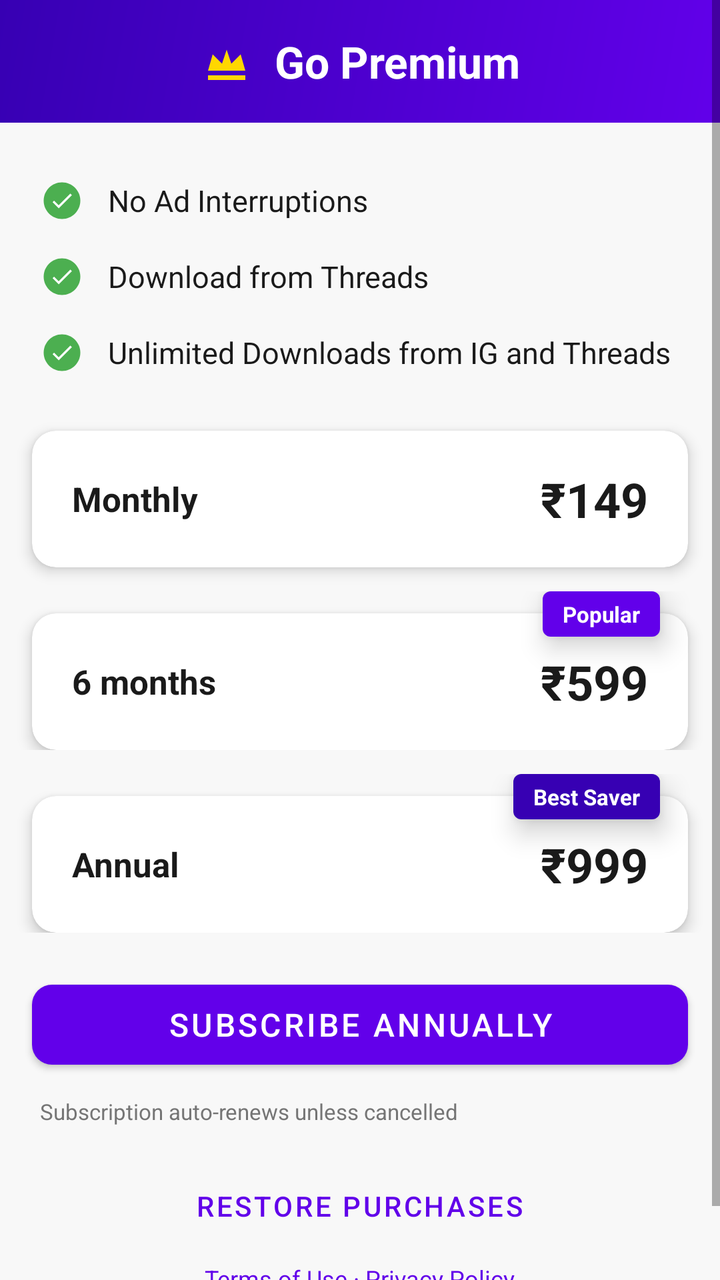
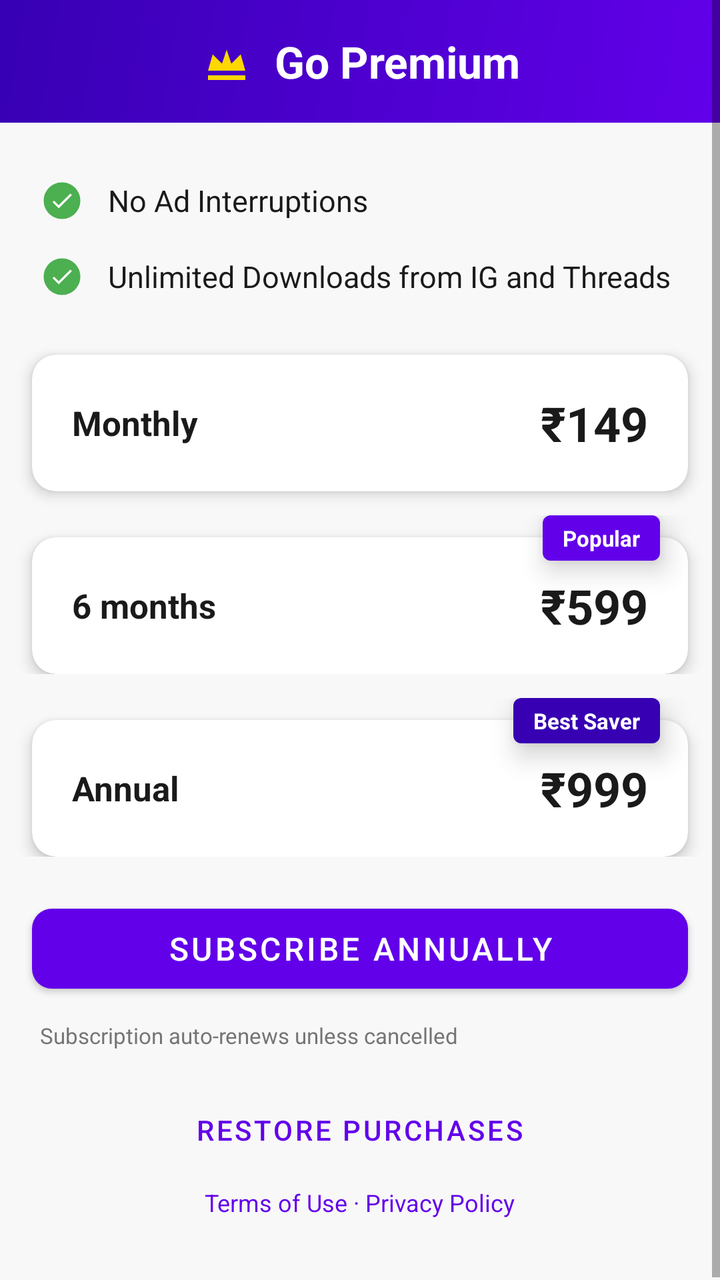

An Android layout rendered at two revisions. The XML below is the earlier revision; the diff shows what the commit changed to produce the second picture.
<!-- AndroidManifest.xml: application theme Theme.InstaGet -->
<!-- res/layout/fragment_premium.xml -->
<?xml version="1.0" encoding="utf-8"?>
<ScrollView xmlns:android="http://schemas.android.com/apk/res/android"
    xmlns:app="http://schemas.android.com/apk/res-auto"
    android:layout_width="match_parent"
    android:layout_height="match_parent"
    android:background="@color/backgroundColor">

    <LinearLayout
        android:layout_width="match_parent"
        android:layout_height="wrap_content"
        android:orientation="vertical">

        
        <LinearLayout
            android:id="@+id/freeHeader"
            android:layout_width="match_parent"
            android:layout_height="wrap_content"
            android:background="@drawable/bg_premium_gradient"
            android:gravity="center"
            android:orientation="horizontal"
            android:paddingHorizontal="24dp"
            android:paddingVertical="16dp">

            <ImageView
                android:layout_width="28dp"
                android:layout_height="28dp"
                android:src="@drawable/ic_crown"
                android:contentDescription="@null" />

            <TextView
                android:layout_width="wrap_content"
                android:layout_height="wrap_content"
                android:layout_marginStart="10dp"
                android:text="@string/label_go_premium"
                android:textColor="@color/white"
                android:textSize="22sp"
                android:textStyle="bold" />

        </LinearLayout>

        
        <LinearLayout
            android:id="@+id/subscribedHeader"
            android:layout_width="match_parent"
            android:layout_height="wrap_content"
            android:background="@drawable/bg_premium_gradient"
            android:gravity="center"
            android:orientation="vertical"
            android:paddingHorizontal="24dp"
            android:visibility="gone">

            <ImageView
                android:layout_width="56dp"
                android:layout_height="56dp"
                android:src="@drawable/ic_crown"
                android:contentDescription="@null"
                android:layout_marginBottom="14dp" />

            <TextView
                android:layout_width="wrap_content"
                android:layout_height="wrap_content"
                android:text="You are a Premium Member"
                android:textColor="@color/white"
                android:textSize="22sp"
                android:textStyle="bold"
                android:gravity="center" />

            
            <TextView
                android:id="@+id/tvCancellationNotice"
                android:layout_width="wrap_content"
                android:layout_height="wrap_content"
                android:layout_marginTop="10dp"
                android:paddingHorizontal="16dp"
                android:textColor="@color/white"
                android:textSize="13sp"
                android:gravity="center"
                android:alpha="0.85"
                android:visibility="gone" />

        </LinearLayout>

        
        <com.google.android.material.progressindicator.LinearProgressIndicator
            android:id="@+id/billingLoadingIndicator"
            android:layout_width="match_parent"
            android:layout_height="wrap_content"
            android:visibility="gone"
            app:indicatorColor="@color/colorPrimary"
            app:trackCornerRadius="0dp" />

        
        <LinearLayout
            android:layout_width="match_parent"
            android:layout_height="wrap_content"
            android:orientation="vertical"
            android:paddingHorizontal="20dp"
            android:paddingTop="20dp"
            android:paddingBottom="4dp">

            
            <LinearLayout
                android:layout_width="match_parent"
                android:layout_height="wrap_content"
                android:orientation="horizontal"
                android:gravity="center_vertical"
                android:paddingVertical="8dp">

                <ImageView
                    android:layout_width="22dp"
                    android:layout_height="22dp"
                    android:src="@drawable/ic_feature_tick"
                    android:contentDescription="@null" />

                <TextView
                    android:layout_width="0dp"
                    android:layout_height="wrap_content"
                    android:layout_weight="1"
                    android:layout_marginStart="12dp"
                    android:text="No Ad Interruptions"
                    android:textColor="@color/textPrimary"
                    android:textSize="15sp" />

            </LinearLayout>

            
            <LinearLayout
                android:layout_width="match_parent"
                android:layout_height="wrap_content"
                android:orientation="horizontal"
                android:gravity="center_vertical"
                android:paddingVertical="8dp">

                <ImageView
                    android:layout_width="22dp"
                    android:layout_height="22dp"
                    android:src="@drawable/ic_feature_tick"
                    android:contentDescription="@null" />

                <TextView
                    android:layout_width="0dp"
                    android:layout_height="wrap_content"
                    android:layout_weight="1"
                    android:layout_marginStart="12dp"
                    android:text="Download from Threads"
                    android:textColor="@color/textPrimary"
                    android:textSize="15sp" />

            </LinearLayout>

            
            <LinearLayout
                android:layout_width="match_parent"
                android:layout_height="wrap_content"
                android:orientation="horizontal"
                android:gravity="center_vertical"
                android:paddingVertical="8dp">

                <ImageView
                    android:layout_width="22dp"
                    android:layout_height="22dp"
                    android:src="@drawable/ic_feature_tick"
                    android:contentDescription="@null" />

                <TextView
                    android:layout_width="0dp"
                    android:layout_height="wrap_content"
                    android:layout_weight="1"
                    android:layout_marginStart="12dp"
                    android:text="Unlimited Downloads from IG and Threads"
                    android:textColor="@color/textPrimary"
                    android:textSize="15sp" />

            </LinearLayout>

        </LinearLayout>

        
        <LinearLayout
            android:id="@+id/subscriptionContent"
            android:layout_width="match_parent"
            android:layout_height="wrap_content"
            android:orientation="vertical">

            
            <com.google.android.material.card.MaterialCardView
                android:id="@+id/cardMonthly"
                android:layout_width="match_parent"
                android:layout_height="wrap_content"
                android:layout_marginHorizontal="16dp"
                android:layout_marginTop="16dp"
                android:clickable="true"
                android:focusable="true"
                app:cardCornerRadius="12dp"
                app:cardElevation="4dp"
                app:cardBackgroundColor="@color/surface">

                <LinearLayout
                    android:layout_width="match_parent"
                    android:layout_height="wrap_content"
                    android:orientation="horizontal"
                    android:gravity="center_vertical"
                    android:paddingHorizontal="20dp"
                    android:paddingVertical="18dp">

                    <TextView
                        android:layout_width="0dp"
                        android:layout_height="wrap_content"
                        android:layout_weight="1"
                        android:text="@string/label_monthly_plan"
                        android:textColor="@color/textPrimary"
                        android:textSize="17sp"
                        android:textStyle="bold" />

                    <TextView
                        android:id="@+id/tvMonthlyPrice"
                        android:layout_width="wrap_content"
                        android:layout_height="wrap_content"
                        android:text="₹149"
                        android:textColor="@color/textPrimary"
                        android:textSize="24sp"
                        android:textStyle="bold" />

                </LinearLayout>

            </com.google.android.material.card.MaterialCardView>

            
            <FrameLayout
                android:layout_width="match_parent"
                android:layout_height="wrap_content"
                android:layout_marginHorizontal="8dp"
                android:layout_marginTop="12dp">

                <com.google.android.material.card.MaterialCardView
                    android:id="@+id/cardSemiAnnual"
                    android:layout_width="match_parent"
                    android:layout_height="wrap_content"
                    android:layout_marginHorizontal="8dp"
                    android:layout_marginTop="11dp"
                    android:clickable="true"
                    android:focusable="true"
                    app:cardCornerRadius="12dp"
                    app:cardElevation="4dp"
                    app:cardBackgroundColor="@color/surface">

                    <LinearLayout
                        android:layout_width="match_parent"
                        android:layout_height="wrap_content"
                        android:orientation="horizontal"
                        android:gravity="center_vertical"
                        android:paddingHorizontal="20dp"
                        android:paddingVertical="18dp">

                        <TextView
                            android:layout_width="0dp"
                            android:layout_height="wrap_content"
                            android:layout_weight="1"
                            android:text="@string/label_semi_annual_plan"
                            android:textColor="@color/textPrimary"
                            android:textSize="17sp"
                            android:textStyle="bold" />

                        <TextView
                            android:id="@+id/tvSemiAnnualPrice"
                            android:layout_width="wrap_content"
                            android:layout_height="wrap_content"
                            android:text="₹599"
                            android:textColor="@color/textPrimary"
                            android:textSize="24sp"
                            android:textStyle="bold" />

                    </LinearLayout>

                </com.google.android.material.card.MaterialCardView>

                <TextView
                    android:id="@+id/badgePopular"
                    android:layout_width="wrap_content"
                    android:layout_height="wrap_content"
                    android:layout_gravity="top|end"
                    android:layout_marginEnd="22dp"
                    android:elevation="8dp"
                    android:background="@drawable/ic_popular_badge"
                    android:paddingHorizontal="10dp"
                    android:paddingVertical="4dp"
                    android:text="@string/label_popular"
                    android:textColor="@color/white"
                    android:textSize="11sp"
                    android:textStyle="bold" />

            </FrameLayout>

            
            <FrameLayout
                android:layout_width="match_parent"
                android:layout_height="wrap_content"
                android:layout_marginHorizontal="8dp"
                android:layout_marginTop="12dp">

                <com.google.android.material.card.MaterialCardView
                    android:id="@+id/cardAnnual"
                    android:layout_width="match_parent"
                    android:layout_height="wrap_content"
                    android:layout_marginHorizontal="8dp"
                    android:layout_marginTop="11dp"
                    android:clickable="true"
                    android:focusable="true"
                    app:cardCornerRadius="12dp"
                    app:cardElevation="4dp"
                    app:cardBackgroundColor="@color/surface">

                    <LinearLayout
                        android:layout_width="match_parent"
                        android:layout_height="wrap_content"
                        android:orientation="horizontal"
                        android:gravity="center_vertical"
                        android:paddingHorizontal="20dp"
                        android:paddingVertical="18dp">

                        <TextView
                            android:layout_width="0dp"
                            android:layout_height="wrap_content"
                            android:layout_weight="1"
                            android:text="@string/label_annual_plan"
                            android:textColor="@color/textPrimary"
                            android:textSize="17sp"
                            android:textStyle="bold" />

                        <TextView
                            android:id="@+id/tvAnnualPrice"
                            android:layout_width="wrap_content"
                            android:layout_height="wrap_content"
                            android:text="₹999"
                            android:textColor="@color/textPrimary"
                            android:textSize="24sp"
                            android:textStyle="bold" />

                    </LinearLayout>

                </com.google.android.material.card.MaterialCardView>

                <TextView
                    android:id="@+id/badgeBestValue"
                    android:layout_width="wrap_content"
                    android:layout_height="wrap_content"
                    android:layout_gravity="top|end"
                    android:layout_marginEnd="22dp"
                    android:elevation="8dp"
                    android:background="@drawable/ic_best_value_badge"
                    android:paddingHorizontal="10dp"
                    android:paddingVertical="4dp"
                    android:text="@string/label_save_50"
                    android:textColor="@color/white"
                    android:textSize="11sp"
                    android:textStyle="bold" />

            </FrameLayout>

            
            <com.google.android.material.button.MaterialButton
                android:id="@+id/btnSubscribe"
                android:layout_width="match_parent"
                android:layout_height="52dp"
                android:layout_marginHorizontal="16dp"
                android:layout_marginTop="20dp"
                android:text="Subscribe Annually"
                android:textColor="@color/white"
                android:textSize="16sp"
                app:backgroundTint="@color/colorPrimary"
                app:cornerRadius="10dp" />

            
            <TextView
                android:layout_width="wrap_content"
                android:layout_height="wrap_content"
                android:layout_marginHorizontal="20dp"
                android:layout_marginTop="10dp"
                android:text="@string/label_ongoing_offer"
                android:textColor="@color/textSecondary"
                android:textSize="11sp" />

            
            <com.google.android.material.button.MaterialButton
                android:id="@+id/btnRestore"
                style="@style/Widget.MaterialComponents.Button.TextButton"
                android:layout_width="wrap_content"
                android:layout_height="wrap_content"
                android:layout_gravity="center_horizontal"
                android:layout_marginTop="16dp"
                android:layout_marginHorizontal="16dp"
                android:text="@string/btn_restore_purchases"
                android:textColor="@color/colorPrimary" />

        </LinearLayout>

        
        <com.google.android.material.button.MaterialButton
            android:id="@+id/btnCancelSubscription"
            style="@style/Widget.MaterialComponents.Button.TextButton"
            android:layout_width="wrap_content"
            android:layout_height="wrap_content"
            android:layout_gravity="center_horizontal"
            android:layout_marginTop="16dp"
            android:layout_marginHorizontal="16dp"
            android:text="Cancel Subscription"
            android:textColor="@color/colorPrimary"
            android:visibility="gone" />

        
        <TextView
            android:layout_width="wrap_content"
            android:layout_height="wrap_content"
            android:layout_gravity="center_horizontal"
            android:layout_marginTop="4dp"
            android:layout_marginBottom="32dp"
            android:layout_marginHorizontal="16dp"
            android:text="@string/label_terms_privacy"
            android:textColor="@color/colorPrimary"
            android:textSize="12sp" />

    </LinearLayout>

</ScrollView>
<!-- resources referenced by this layout -->
<resources>
  <color name="backgroundColor">#F8F8F8</color>
  <color name="colorPrimary">#6200EA</color>
  <color name="surface">#FFFFFF</color>
  <color name="textPrimary">#1A1A1A</color>
  <color name="textSecondary">#757575</color>
  <color name="white">#FFFFFF</color>
  <!-- drawable bg_premium_gradient (drawable) -->
  <?xml version="1.0" encoding="utf-8"?>
  <shape xmlns:android="http://schemas.android.com/apk/res/android"
      android:shape="rectangle">
      <gradient
          android:angle="135"
          android:startColor="#6200EA"
          android:endColor="#3700B3"
          android:type="linear" />
  </shape>
  <!-- drawable ic_best_value_badge (drawable) -->
  <?xml version="1.0" encoding="utf-8"?>
  <shape xmlns:android="http://schemas.android.com/apk/res/android"
      android:shape="rectangle">
      <solid android:color="#3700B3" />
      <corners android:radius="4dp" />
  </shape>
  <!-- drawable ic_crown (drawable) -->
  <?xml version="1.0" encoding="utf-8"?>
  <vector xmlns:android="http://schemas.android.com/apk/res/android"
      android:width="48dp"
      android:height="48dp"
      android:viewportWidth="48"
      android:viewportHeight="48">
      <path
          android:fillColor="#FFD700"
          android:pathData="M8,36L40,36L40,40L8,40ZM8,32L12,18L20,26L24,14L28,26L36,18L40,32Z" />
  </vector>
  <!-- drawable ic_feature_tick (drawable) -->
  <?xml version="1.0" encoding="utf-8"?>
  <vector xmlns:android="http://schemas.android.com/apk/res/android"
      android:width="22dp"
      android:height="22dp"
      android:viewportWidth="24"
      android:viewportHeight="24">
      
      <path
          android:fillColor="#4CAF50"
          android:pathData="M12,2C6.48,2 2,6.48 2,12s4.48,10 10,10 10,-4.48 10,-10S17.52,2 12,2z" />
      
      <group
          android:scaleX="0.6"
          android:scaleY="0.6"
          android:pivotX="12"
          android:pivotY="12">
          <path
              android:fillColor="#FFFFFF"
              android:pathData="M9,16.17L4.83,12l-1.42,1.41L9,19 21,7l-1.41,-1.41z" />
      </group>
  </vector>
  <!-- drawable ic_popular_badge (drawable) -->
  <?xml version="1.0" encoding="utf-8"?>
  <shape xmlns:android="http://schemas.android.com/apk/res/android"
      android:shape="rectangle">
      <solid android:color="#6200EA" />
      <corners android:radius="4dp" />
  </shape>
  <string name="btn_restore_purchases">Restore Purchases</string>
  <string name="label_annual_plan">Annual</string>
  <string name="label_go_premium">Go Premium</string>
  <string name="label_monthly_plan">Monthly</string>
  <string name="label_ongoing_offer">Subscription auto-renews unless cancelled</string>
  <string name="label_popular">Popular</string>
  <string name="label_save_50">Best Saver</string>
  <string name="label_semi_annual_plan">6 months</string>
  <string name="label_terms_privacy">Terms of Use · Privacy Policy</string>
  <style name="Theme.InstaGet" parent="Theme.MaterialComponents.Light.NoActionBar">
          <item name="colorPrimary">@color/colorPrimary</item>
          <item name="colorPrimaryDark">@color/colorPrimaryDark</item>
          <item name="colorAccent">@color/colorAccent</item>
          <item name="android:windowBackground">@color/backgroundColor</item>
          <item name="android:statusBarColor">@color/colorStatusBar</item>
          <item name="android:windowLightStatusBar">false</item>
          
          <item name="android:windowOptOutEdgeToEdgeEnforcement">true</item>
      </style>
  <color name="colorPrimaryDark">#3700B3</color>
  <color name="colorAccent">#03DAC5</color>
  <color name="colorStatusBar">#6B2DE8</color>
</resources>

<!-- the commit's change to res/layout/fragment_premium.xml (unified diff, before → after) -->
@@ -118,31 +118,6 @@
                     android:layout_weight="1"
                     android:layout_marginStart="12dp"
                     android:text="No Ad Interruptions"
-                    android:textColor="@color/textPrimary"
-                    android:textSize="15sp" />
-
-            </LinearLayout>
-
-            
-            <LinearLayout
-                android:layout_width="match_parent"
-                android:layout_height="wrap_content"
-                android:orientation="horizontal"
-                android:gravity="center_vertical"
-                android:paddingVertical="8dp">
-
-                <ImageView
-                    android:layout_width="22dp"
-                    android:layout_height="22dp"
-                    android:src="@drawable/ic_feature_tick"
-                    android:contentDescription="@null" />
-
-                <TextView
-                    android:layout_width="0dp"
-                    android:layout_height="wrap_content"
-                    android:layout_weight="1"
-                    android:layout_marginStart="12dp"
-                    android:text="Download from Threads"
                     android:textColor="@color/textPrimary"
                     android:textSize="15sp" />
 
